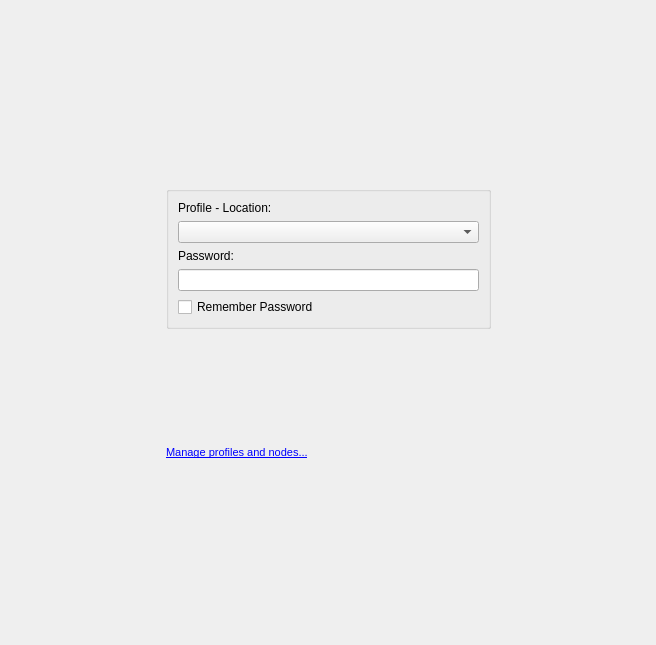
First picture: the form in retroshare-gui/src/gui/StartDialog.ui, repository RetroShare/RetroShare, before the edit.
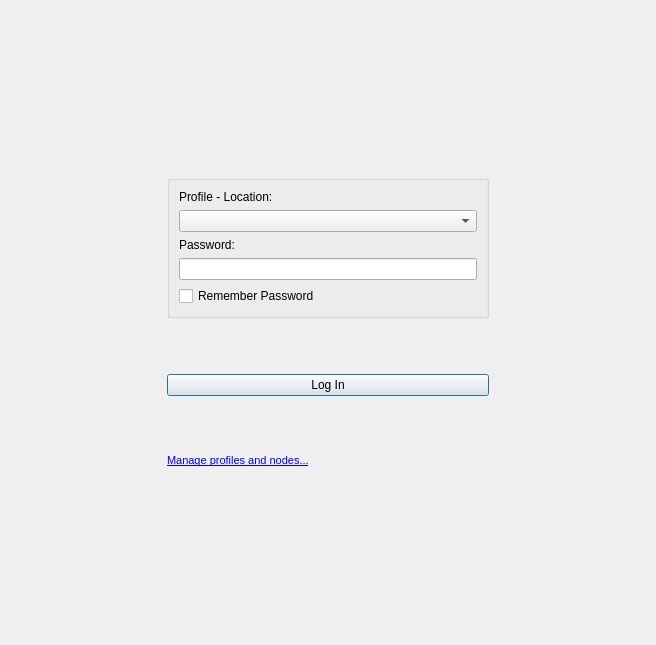
Second picture: the form after the edit. Icons and pictures are not drawn. Custom widgets are drawn as their Qt base class.

Commit message:
Fix Start page password focus.
And readd "log in" button.

Diff of the .ui file:
```diff
--- a/retroshare-gui/src/gui/StartDialog.ui
+++ b/retroshare-gui/src/gui/StartDialog.ui
@@ -129,8 +129,8 @@
        </item>
       </layout>
      </item>
-     <item row="2" column="1" rowspan="2" colspan="2">
-      <widget class="QGroupBox" name="groupBox">
+     <item row="1" column="1" rowspan="2" colspan="2">
+      <widget class="QGroupBox" name="profilGBox">
        <property name="enabled">
         <bool>true</bool>
        </property>
@@ -181,6 +181,19 @@
        </layout>
       </widget>
      </item>
+     <item row="3" column="1" colspan="2">
+      <widget class="QPushButton" name="loadButton">
+       <property name="text">
+        <string>Log In</string>
+       </property>
+       <property name="default">
+        <bool>true</bool>
+       </property>
+       <property name="flat">
+        <bool>false</bool>
+       </property>
+      </widget>
+     </item>
      <item row="4" column="1" colspan="2">
       <widget class="QLabel" name="labelProfile">
        <property name="toolTip">
```
Left out of the diff: 18 changed lines with no effect on the pictures. The commit also changes 1 other file.
